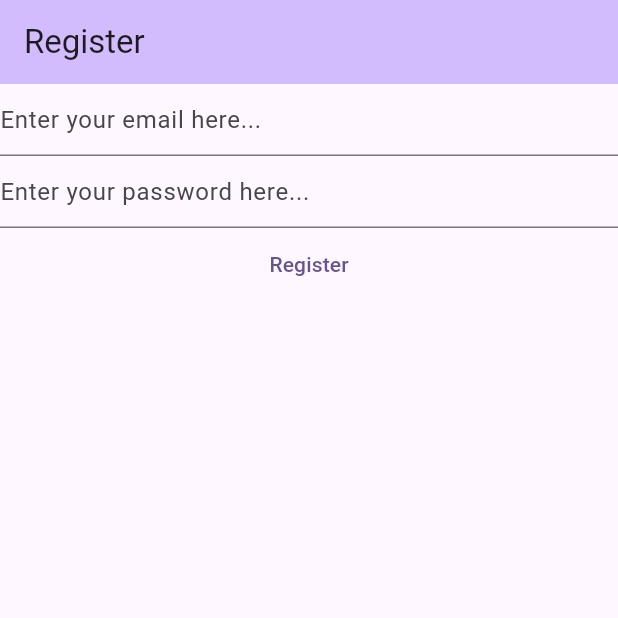
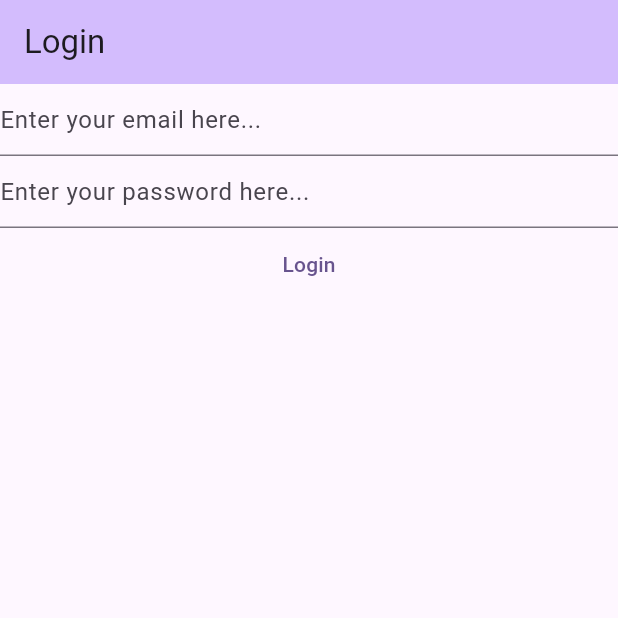
Before and after one commit to mahanmoulaei/mynotes, a Flutter app: the screen it shows after launch, on a phone screen of 412 x 824 dp, the top half of it. Run offline on Flutter 3.47's test engine with Material 2 defaults, Android fonts, the phone set to English and light mode, and no system bars; our stand-ins replace firebase_auth, firebase_core; accounts and stored records are empty.

Commit message:
basic login checking

```diff
--- a/lib/main.dart
+++ b/lib/main.dart
@@ -2,6 +2,7 @@ import 'package:firebase_core/firebase_core.dart';
 import 'package:flutter/material.dart';
 import 'package:firebase_auth/firebase_auth.dart';
 import 'firebase_options.dart';
+import 'views/login_view.dart';
 
 void main() {
   WidgetsFlutterBinding.ensureInitialized();
@@ -35,7 +36,7 @@ class MyApp extends StatelessWidget {
         colorScheme: ColorScheme.fromSeed(seedColor: Colors.deepPurple),
         useMaterial3: true,
       ),
-      home: const RegisterView(),
+      home: const LoginView(),
     );
   }
 }
--- a/lib/views/login_view.dart
+++ b/lib/views/login_view.dart
@@ -1,4 +1,8 @@
+import 'package:firebase_auth/firebase_auth.dart';
+import 'package:firebase_core/firebase_core.dart';
 import 'package:flutter/material.dart';
+
+import '../firebase_options.dart';
 
 class LoginView extends StatefulWidget {
   const LoginView({super.key});
@@ -8,9 +12,80 @@ class LoginView extends StatefulWidget {
 }
 
 class _LoginViewState extends State<LoginView> {
+  late final TextEditingController _email;
+  late final TextEditingController _password;
+
+  @override
+  void initState() {
+    _email = TextEditingController();
+    _password = TextEditingController();
+
+    super.initState();
+  }
+
+  @override
+  void dispose() {
+    _email.dispose();
+    _password.dispose();
+
+    super.dispose();
+  }
+
   @override
   Widget build(BuildContext context) {
-    // TODO: implement build
-    throw UnimplementedError();
+    return Scaffold(
+        appBar: AppBar(
+            title: const Text('Login'),
+            backgroundColor: Theme.of(context).colorScheme.inversePrimary),
+        body: FutureBuilder(
+          future: Firebase.initializeApp(
+              options: DefaultFirebaseOptions.currentPlatform),
+          builder: (context, snapshot) {
+            switch (snapshot.connectionState) {
+              case ConnectionState.done:
+                return Column(
+                  children: [
+                    TextField(
+                        controller: _email,
+                        enableSuggestions: false,
+                        autocorrect: false,
+                        keyboardType: TextInputType.emailAddress,
+                        decoration: const InputDecoration(
+                          hintText: "Enter your email here...",
+                        )),
+                    TextField(
+                      controller: _password,
+                      obscureText: true,
+                      enableSuggestions: false,
+                      autocorrect: false,
+                      decoration: const InputDecoration(
+                        hintText: "Enter your password here...",
+                      ),
+                    ),
+                    TextButton(
+                      onPressed: () async {
+                        final email = _email.text;
+                        final password = _password.text;
+
+                        try {
+                          final userCredential = await FirebaseAuth.instance
+                              .signInWithEmailAndPassword(
+                                  email: email, password: password);
+
+                          print("here $userCredential");
+                        } on FirebaseAuthException catch (e) {
+                          final String? message = e.message;
+                          print("User not found! $message");
+                        }
+                      },
+                      child: const Text('Login'),
+                    ),
+                  ],
+                );
+              default:
+                return const Text("Loading...");
+            }
+          },
+        ));
   }
 }
```
